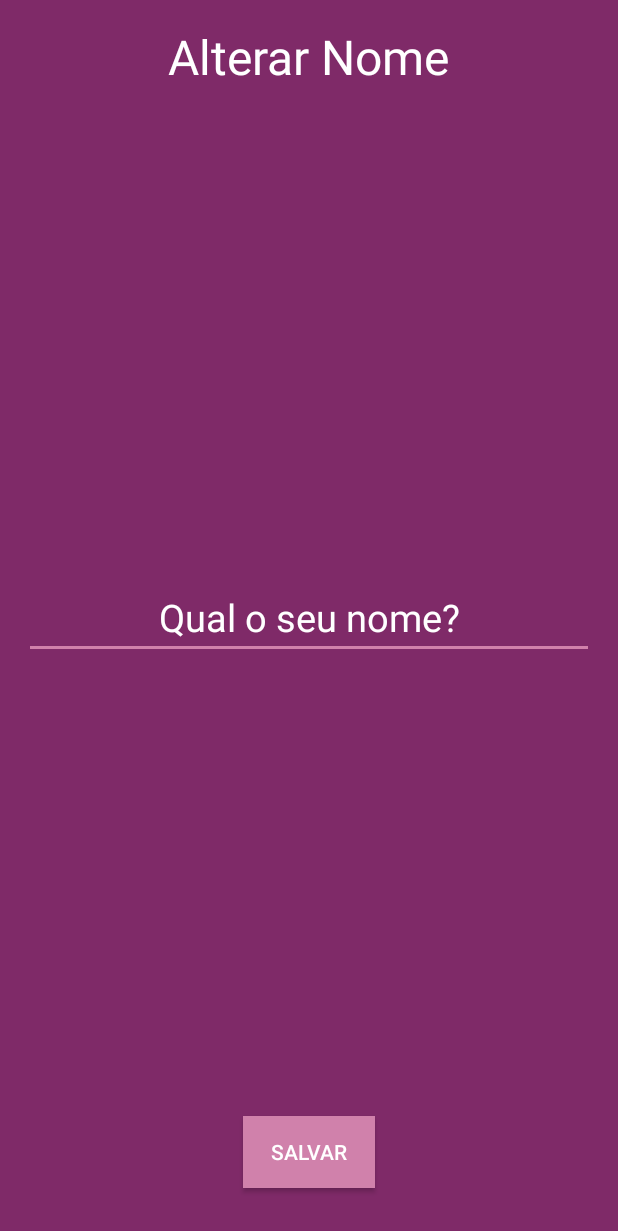
After one commit to Matheus-Silas97/Motivation, an Android app: the NewNameActivity screen opened directly, with no data from a screen before it, on a phone screen of 412 x 824 dp. The commit adds this screen. Shown: the top 1231 px of the screen. Run offline under Robolectric (Android 15) with nearby library versions, the phone set to English and light mode, and no system bars.

Commit message:
added New Name Activity

```diff
--- a/app/src/main/AndroidManifest.xml
+++ b/app/src/main/AndroidManifest.xml
@@ -9,7 +9,9 @@
         android:roundIcon="@mipmap/ic_launcher_round"
         android:supportsRtl="true"
         android:theme="@style/AppTheme">
-        <activity android:name=".activity.MainActivity"></activity>
+        <activity android:name=".activity.NewNameActivity"></activity>
+        <activity android:name=".activity.NewPasswordActivity" />
+        <activity android:name=".activity.MainActivity" />
         <activity android:name=".activity.SplashActivity">
             <intent-filter>
                 <action android:name="android.intent.action.MAIN" />
--- a/app/src/main/java/com/matheussilas/motivation/activity/MainActivity.kt
+++ b/app/src/main/java/com/matheussilas/motivation/activity/MainActivity.kt
@@ -34,6 +34,7 @@ class MainActivity : AppCompatActivity(), View.OnClickListener {
         imgAll.setOnClickListener(this)
         imgHappy.setOnClickListener(this)
         imgMorning.setOnClickListener(this)
+        edit_img.setOnClickListener(this)
 
 
     }
@@ -47,6 +48,8 @@ class MainActivity : AppCompatActivity(), View.OnClickListener {
             handleNewPhrase()
         } else if (id in listFilter) {
             handleFilter(id)
+        } else if (id == R.id.edit_img) {
+            startActivity(Intent(this, NewNameActivity::class.java))
         }
     }
 
@@ -77,7 +80,5 @@ class MainActivity : AppCompatActivity(), View.OnClickListener {
                 mPhraseFilter = MotivationConstants.PHRASEFILTER.MORNING
             }
         }
-
     }
-
 }
--- /dev/null
+++ b/app/src/main/java/com/matheussilas/motivation/activity/NewNameActivity.kt
@@ -0,0 +1,45 @@
+package com.matheussilas.motivation.activity
+
+import android.content.Intent
+import androidx.appcompat.app.AppCompatActivity
+import android.os.Bundle
+import android.view.View
+import android.widget.Toast
+import com.matheussilas.motivation.R
+import com.matheussilas.motivation.infra.MotivationConstants
+import com.matheussilas.motivation.infra.SecurityPreferences
+import kotlinx.android.synthetic.main.activity_splash.*
+
+class NewNameActivity : AppCompatActivity(), View.OnClickListener {
+
+    lateinit var securityPreferences: SecurityPreferences
+
+    override fun onCreate(savedInstanceState: Bundle?) {
+        super.onCreate(savedInstanceState)
+        setContentView(R.layout.activity_new_name)
+        securityPreferences = SecurityPreferences(this)
+
+        supportActionBar!!.hide()
+
+        bttSave.setOnClickListener(this)
+    }
+
+    override fun onClick(view: View) {
+        val id = view.id
+        if (id == R.id.bttSave) {
+            handleSave()
+        }
+    }
+
+    private fun handleSave() {
+        val name = editName.text.toString()
+
+        if (name != "") {
+            securityPreferences.storeString(MotivationConstants.KEY.PERSON_NAME, name)
+            startActivity(Intent(this, MainActivity::class.java))
+            finish()
+        } else {
+            Toast.makeText(this, "Informe seu nome", Toast.LENGTH_SHORT).show()
+        }
+    }
+}
--- /dev/null
+++ b/app/src/main/res/layout/activity_new_name.xml
@@ -0,0 +1,44 @@
+<?xml version="1.0" encoding="utf-8"?>
+<RelativeLayout xmlns:android="http://schemas.android.com/apk/res/android"
+    xmlns:app="http://schemas.android.com/apk/res-auto"
+    xmlns:tools="http://schemas.android.com/tools"
+    android:layout_width="match_parent"
+    android:layout_height="match_parent"
+    android:background="@color/colorPrimary"
+    android:padding="16dp"
+    tools:context=".activity.SplashActivity">
+
+    <TextView
+        android:layout_width="wrap_content"
+        android:layout_height="wrap_content"
+        android:layout_centerHorizontal="true"
+        android:text="Alterar Nome"
+        android:textColor="@color/white"
+        android:textSize="32sp" />
+
+    <EditText
+        android:id="@+id/editName"
+        android:layout_width="match_parent"
+        android:layout_height="wrap_content"
+        android:layout_centerHorizontal="true"
+        android:layout_centerVertical="true"
+        android:gravity="center"
+        android:hint="Qual o seu nome?"
+        android:inputType="text"
+        android:textColor="@color/white"
+        android:textColorHint="@color/white"
+        android:textSize="25sp" />
+
+    <Button
+        android:id="@+id/bttSave"
+        android:layout_width="wrap_content"
+        android:layout_height="wrap_content"
+        android:layout_alignParentBottom="true"
+        android:layout_centerHorizontal="true"
+        android:layout_marginBottom="16dp"
+        android:background="@color/colorAccent"
+        android:padding="8dp"
+        android:text="Salvar"
+        android:textColor="@color/white" />
+
+</RelativeLayout>
```
Also changed, not shown: app/src/main/res/layout/activity_main.xml (+10 -0 lines).
